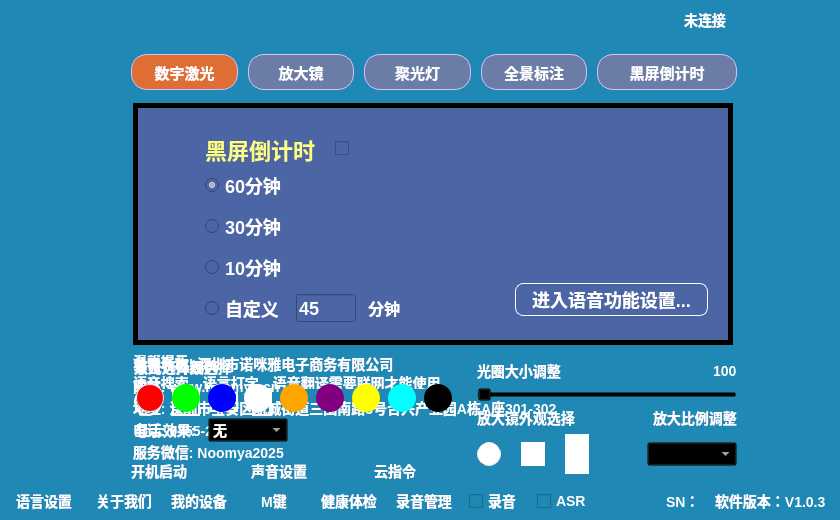
This is EasyPointer/mainwindow.ui in wlffeng2008/EasyPointer as Qt 5 draws it before an edit. The edited form follows.
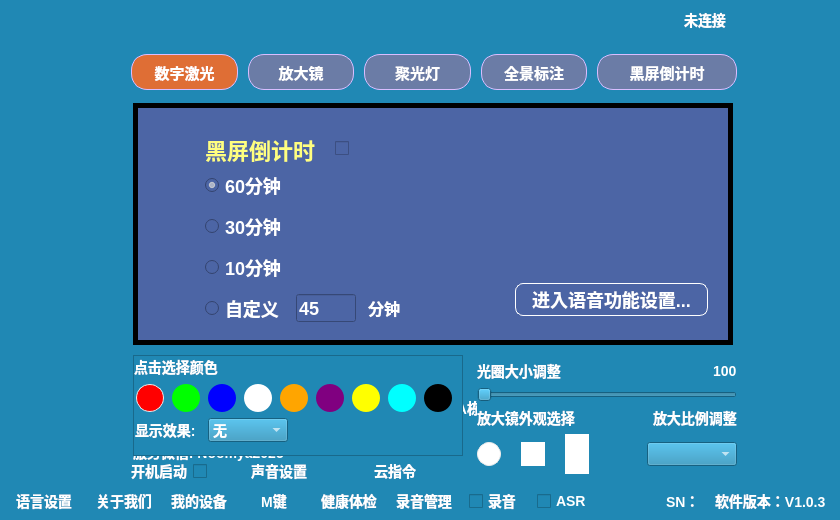
This is the edited form. Icons and pictures are not drawn. Custom widgets are drawn as their Qt base class.

What changed in the file:
```diff
--- a/EasyPointer/mainwindow.ui
+++ b/EasyPointer/mainwindow.ui
@@ -160,7 +160,7 @@
     <item>
      <widget class="QFrame" name="frameMain">
       <property name="styleSheet">
-       <string notr="true">background-color: transparent;</string>
+       <string notr="true">#frameMain{background-color: transparent;}</string>
       </property>
       <property name="frameShape">
        <enum>QFrame::Shape::StyledPanel</enum>
```
Left out of the diff: 2 changed lines with no effect on the pictures.
